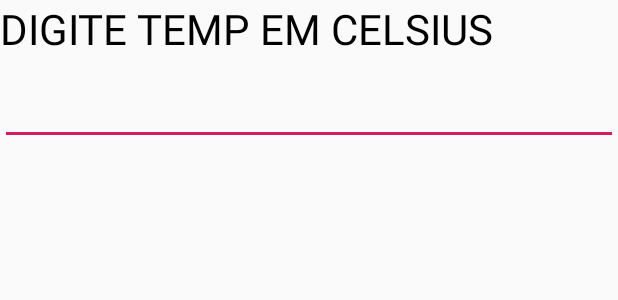
After one commit to fernandokudrna/PDM, an Android app: the layout activity_main2.xml on its own in the app's theme, with its tools: preview values and no code run, on a phone screen of 412 x 824 dp. The commit adds this screen. Shown: the top 300 px of the screen. Run offline under Robolectric (Android 15) with nearby library versions, the phone set to English and light mode, and no system bars.

Commit message:
começo exercício aula 2

```diff
--- a/app/src/main/AndroidManifest.xml
+++ b/app/src/main/AndroidManifest.xml
@@ -9,6 +9,8 @@
         android:roundIcon="@mipmap/ic_launcher_round"
         android:supportsRtl="true"
         android:theme="@style/AppTheme">
+        <activity android:name=".Main3Activity"></activity>
+        <activity android:name=".Main2Activity" />
         <activity android:name=".MainActivity">
             <intent-filter>
                 <action android:name="android.intent.action.MAIN" />
--- a/app/src/main/res/layout/activity_main.xml
+++ b/app/src/main/res/layout/activity_main.xml
@@ -10,6 +10,7 @@
     <Button
     android:layout_width="wrap_content"
     android:layout_height="wrap_content"
-    android:text="AULA 2" />
+    android:onClick="aula2Click"
+    android:text="AULA 2"/>
 
 </LinearLayout>
--- /dev/null
+++ b/app/src/main/res/layout/activity_main2.xml
@@ -0,0 +1,27 @@
+<?xml version="1.0" encoding="utf-8"?>
+<LinearLayout xmlns:android="http://schemas.android.com/apk/res/android"
+    xmlns:app="http://schemas.android.com/apk/res-auto"
+    xmlns:tools="http://schemas.android.com/tools"
+    android:layout_width="match_parent"
+    android:layout_height="match_parent"
+    tools:context=".Main2Activity"
+    android:orientation="vertical"
+    >
+
+    <TextView
+        android:layout_width="match_parent"
+        android:text="DIGITE TEMP EM CELSIUS"
+        android:textSize="28sp"
+        android:textColor="#000000"
+        android:layout_height="wrap_content"
+    />
+
+    <EditText
+        android:id="@+id/txtTempC"
+        android:layout_width="match_parent"
+        android:textColor="#000000"
+        android:textSize="28sp"
+        android:inputType="numberDecimal"
+        android:layout_height="wrap_content"
+    />
+</LinearLayout>
```
Also changed, not shown: app/src/main/java/com/m78181/pdm/Main2Activity.java (added, +68 -0 lines), app/src/main/java/com/m78181/pdm/Main3Activity.java (added, +13 -0 lines), app/src/main/java/com/m78181/pdm/MainActivity.java (+7 -0 lines), app/src/main/res/layout/activity_main3.xml (added, +9 -0 lines).
